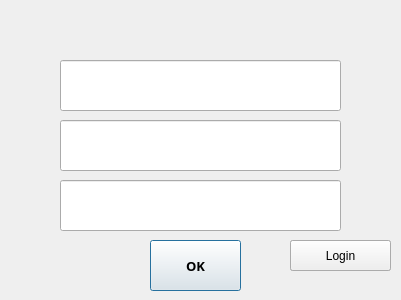
Old version of the form Thesaurus/Windows/account_window.ui in the repository Euclidis/Thesaurus.
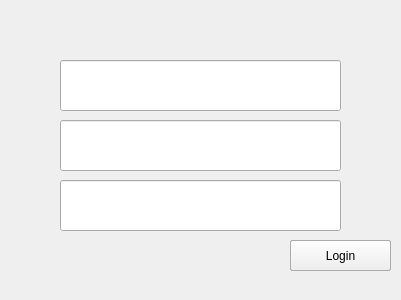
New version of the form.

Commit message: Resume AccWindow

What changed in the file:
```diff
--- a/Thesaurus/Windows/account_window.ui
+++ b/Thesaurus/Windows/account_window.ui
@@ -40,7 +40,7 @@
     <bool>false</bool>
    </property>
    <property name="default">
-    <bool>true</bool>
+    <bool>false</bool>
    </property>
   </widget>
   <widget class="QLineEdit" name="lineEdit">
@@ -125,12 +125,15 @@
   <widget class="QLabel" name="label">
    <property name="geometry">
     <rect>
-     <x>30</x>
-     <y>250</y>
-     <width>53</width>
-     <height>16</height>
+     <x>130</x>
+     <y>240</y>
+     <width>141</width>
+     <height>51</height>
     </rect>
    </property>
+   <property name="autoFillBackground">
+    <bool>true</bool>
+   </property>
    <property name="text">
     <string/>
    </property>
```
Left out of the diff: 19 changed lines with no effect on the pictures. The commit also changes 2 other files.
